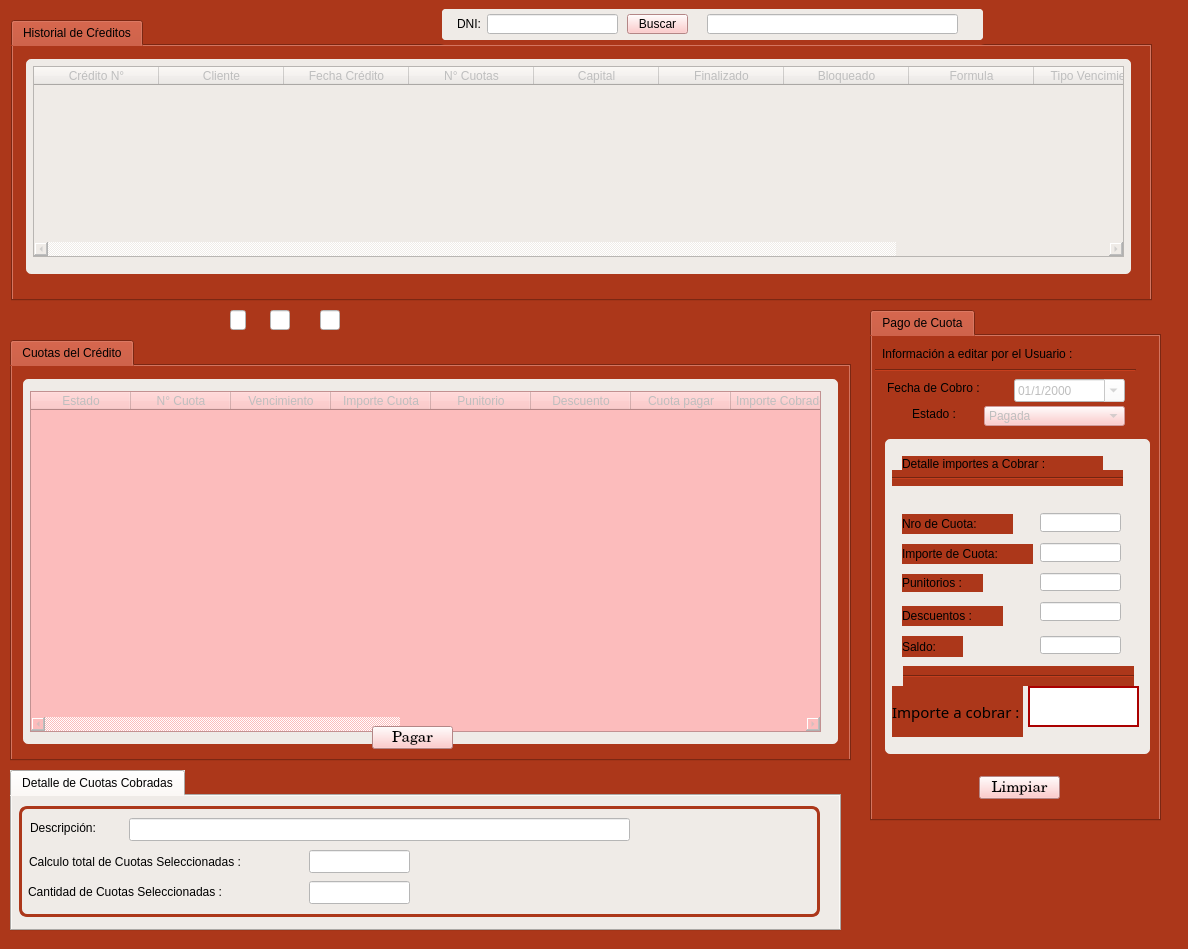
Above: form_cuotas_pagar.ui from blueautomatic/Slam_Sistema_creditos before the change. Below: the same form after it.
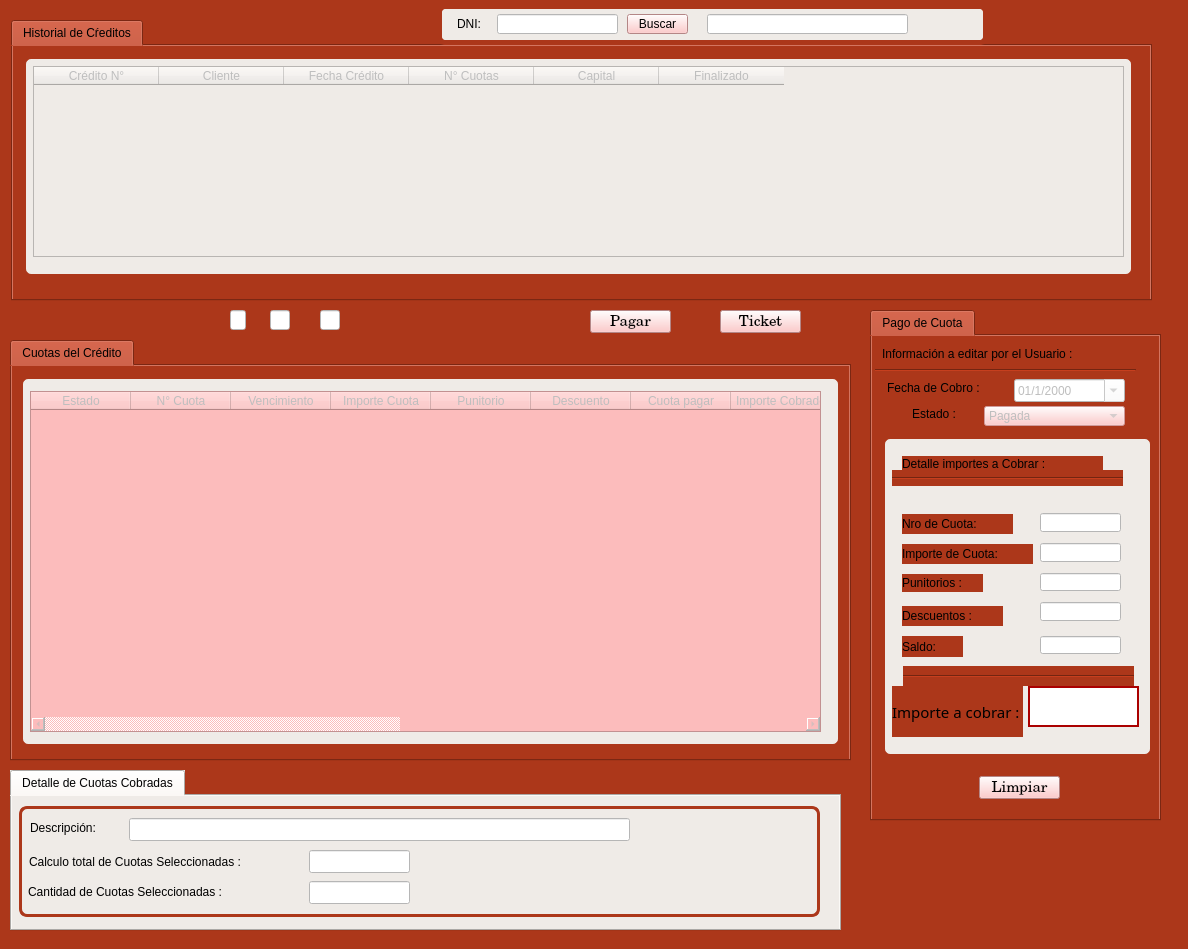
That is the form after the change. Icons and pictures are not drawn.

What changed in the file:
```diff
--- a/form_cuotas_pagar.ui
+++ b/form_cuotas_pagar.ui
@@ -143,26 +143,6 @@
         <string>Finalizado</string>
        </property>
       </column>
-      <column>
-       <property name="text">
-        <string>Bloqueado</string>
-       </property>
-      </column>
-      <column>
-       <property name="text">
-        <string>Formula</string>
-       </property>
-      </column>
-      <column>
-       <property name="text">
-        <string>Tipo Vencimiento</string>
-       </property>
-      </column>
-      <column>
-       <property name="text">
-        <string>Observaciones</string>
-       </property>
-      </column>
      </widget>
     </widget>
    </widget>
@@ -226,9 +206,9 @@
    <widget class="QLineEdit" name="lne_dni">
     <property name="geometry">
      <rect>
-      <x>50</x>
+      <x>270</x>
       <y>10</y>
-      <width>131</width>
+      <width>201</width>
       <height>20</height>
      </rect>
     </property>
@@ -252,9 +232,9 @@
    <widget class="QLineEdit" name="lne_nom_ape">
     <property name="geometry">
      <rect>
-      <x>270</x>
+      <x>60</x>
       <y>10</y>
-      <width>251</width>
+      <width>121</width>
       <height>20</height>
      </rect>
     </property>
@@ -430,34 +410,6 @@
        </property>
       </column>
      </widget>
-     <zorder>tw_listado_cuotas</zorder>
-     <zorder>boton_pagar</zorder>
-    </widget>
-    <widget class="QPushButton" name="boton_pagar">
-     <property name="geometry">
-      <rect>
-       <x>360</x>
-       <y>360</y>
-       <width>81</width>
-       <height>23</height>
-      </rect>
-     </property>
-     <property name="font">
-      <font>
-       <family>Century Schoolbook L</family>
-       <pointsize>11</pointsize>
-       <weight>9</weight>
-       <italic>false</italic>
-       <bold>false</bold>
-      </font>
-     </property>
-     <property name="styleSheet">
-      <string notr="true">background-color: rgb(252, 188, 188);
-</string>
-     </property>
-     <property name="text">
-      <string>Pagar</string>
-     </property>
     </widget>
    </widget>
   </widget>
@@ -1123,15 +1075,58 @@
     </widget>
    </widget>
   </widget>
-  <zorder>tabWidget_3</zorder>
-  <zorder>groupBox</zorder>
-  <zorder>tabWidget_4</zorder>
-  <zorder>tabWidget_2</zorder>
-  <zorder>lne_capital</zorder>
-  <zorder>lne_interes</zorder>
-  <zorder>lne_gastos</zorder>
-  <zorder>tabWidget_5</zorder>
-  <zorder>boton_pagar</zorder>
+  <widget class="QPushButton" name="boton_pagar">
+   <property name="geometry">
+    <rect>
+     <x>590</x>
+     <y>310</y>
+     <width>81</width>
+     <height>23</height>
+    </rect>
+   </property>
+   <property name="font">
+    <font>
+     <family>Century Schoolbook L</family>
+     <pointsize>11</pointsize>
+     <weight>9</weight>
+     <italic>false</italic>
+     <bold>false</bold>
+    </font>
+   </property>
+   <property name="styleSheet">
+    <string notr="true">background-color: rgb(252, 188, 188);
+</string>
+   </property>
+   <property name="text">
+    <string>Pagar</string>
+   </property>
+  </widget>
+  <widget class="QPushButton" name="boton_ticket">
+   <property name="geometry">
+    <rect>
+     <x>720</x>
+     <y>310</y>
+     <width>81</width>
+     <height>23</height>
+    </rect>
+   </property>
+   <property name="font">
+    <font>
+     <family>Century Schoolbook L</family>
+     <pointsize>11</pointsize>
+     <weight>9</weight>
+     <italic>false</italic>
+     <bold>false</bold>
+    </font>
+   </property>
+   <property name="styleSheet">
+    <string notr="true">background-color: rgb(252, 188, 188);
+</string>
+   </property>
+   <property name="text">
+    <string>Ticket</string>
+   </property>
+  </widget>
  </widget>
  <tabstops>
   <tabstop>lne_dni</tabstop>
```
Left out of the diff: 116 changed lines with no effect on the pictures.
